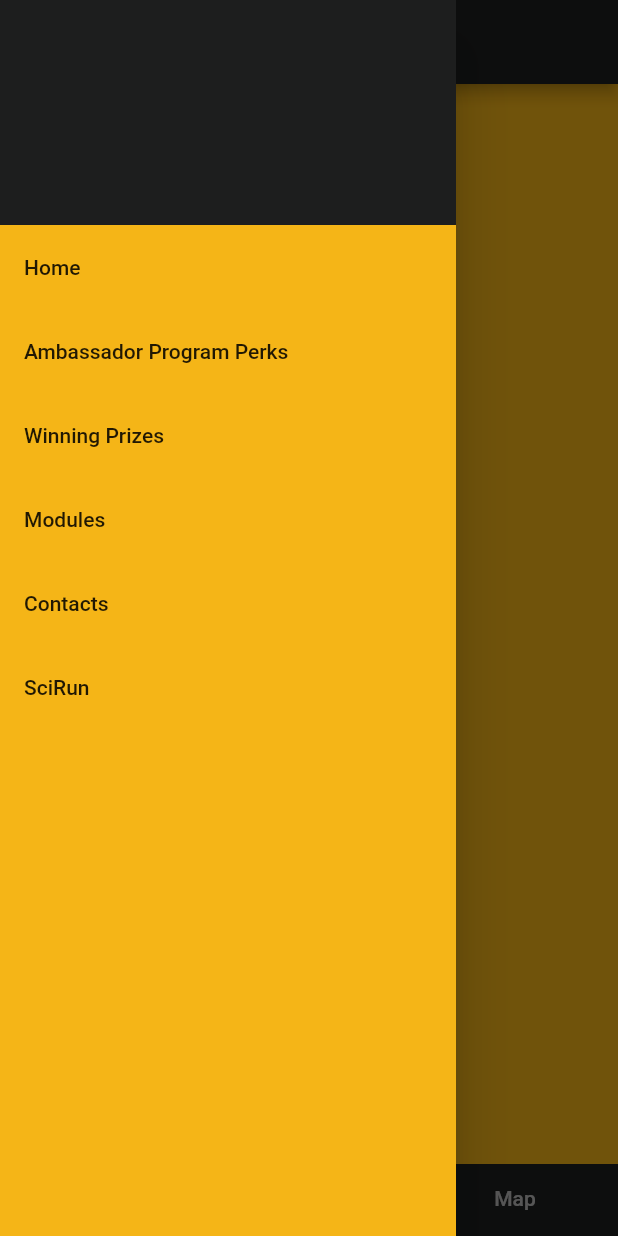
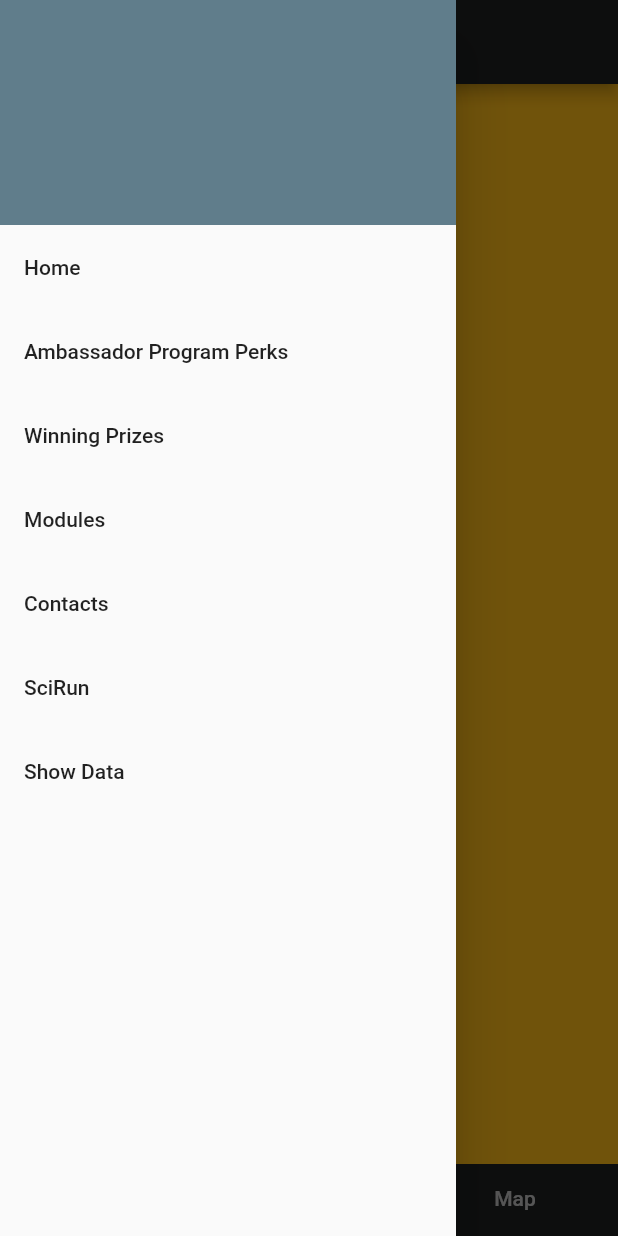
Before and after one commit to aitasadduq/nsssciencebee19, a Flutter app: the screen it shows after launch, with the side drawer open, on a phone screen of 412 x 824 dp. Run offline on Flutter 3.47's test engine with Material 2 defaults, Android fonts, the phone set to English and light mode, and no system bars; our stand-ins replace device_info, firebase_database, google_maps_flutter; missing offline and left inert: flutter_plugin_pdf_viewer, qrcode_reader; accounts and stored records are empty.

Commit message:
add temp functionality to show score

```diff
--- a/lib/main.dart
+++ b/lib/main.dart
@@ -8,11 +8,13 @@ import 'screens/scirun_main_screen.dart';
 import 'screens/clues_list_screen.dart';
 import 'screens/ambassador_program_perks_screen.dart';
 import 'screens/winning_prizes_screen.dart';
+import 'screens/data_screen.dart';
 import 'data.dart';
 
 void main() {
   readFromFile();
-  runApp(MyApp());}
+  runApp(MyApp());
+}
 
 class MyApp extends StatelessWidget {
   // This widget is the root of your application.
@@ -45,6 +47,7 @@ class MyApp extends StatelessWidget {
         AmbassadorProgramPerksScreen.routeName: (ctx) =>
             AmbassadorProgramPerksScreen(),
         WinningPrizesScreen.routeName: (ctx) => WinningPrizesScreen(),
+        DataScreen.routeName: (ctx) => DataScreen(),
       },
     );
   }
--- a/lib/widgets/main_drawer.dart
+++ b/lib/widgets/main_drawer.dart
@@ -4,19 +4,18 @@ import '../screens/module_guidelines_screen.dart';
 import '../screens/contacts_screen.dart';
 import '../screens/ambassador_program_perks_screen.dart';
 import '../screens/winning_prizes_screen.dart';
+import '../screens/data_screen.dart';
 
 class MainDrawer extends StatelessWidget {
   @override
   Widget build(BuildContext context) {
     return Drawer(
-      child: Container(
-        color: Theme.of(context).scaffoldBackgroundColor,
       child: Column(
         children: <Widget>[
           Container(
             height: 150,
             width: double.infinity,
-              color: Theme.of(context).primaryColor,
+            color: Theme.of(context).accentColor,
             padding: EdgeInsets.all(20),
             alignment: Alignment.centerLeft,
           ),
@@ -65,9 +64,15 @@ class MainDrawer extends StatelessWidget {
                 'hasApp': true,
               });
             },
-            )
+          ),
+          ListTile(
+            title: Text('Show Data'),
+            onTap: () {
+              Navigator.of(context)
+                  .pushReplacementNamed(DataScreen.routeName);
+            },
+          ),
         ],
-        ),
       ),
     );
   }
```
Also changed, not shown: lib/screens/data_screen.dart (added, +21 -0 lines). Lines whose indentation alone changed are shown as unchanged.
